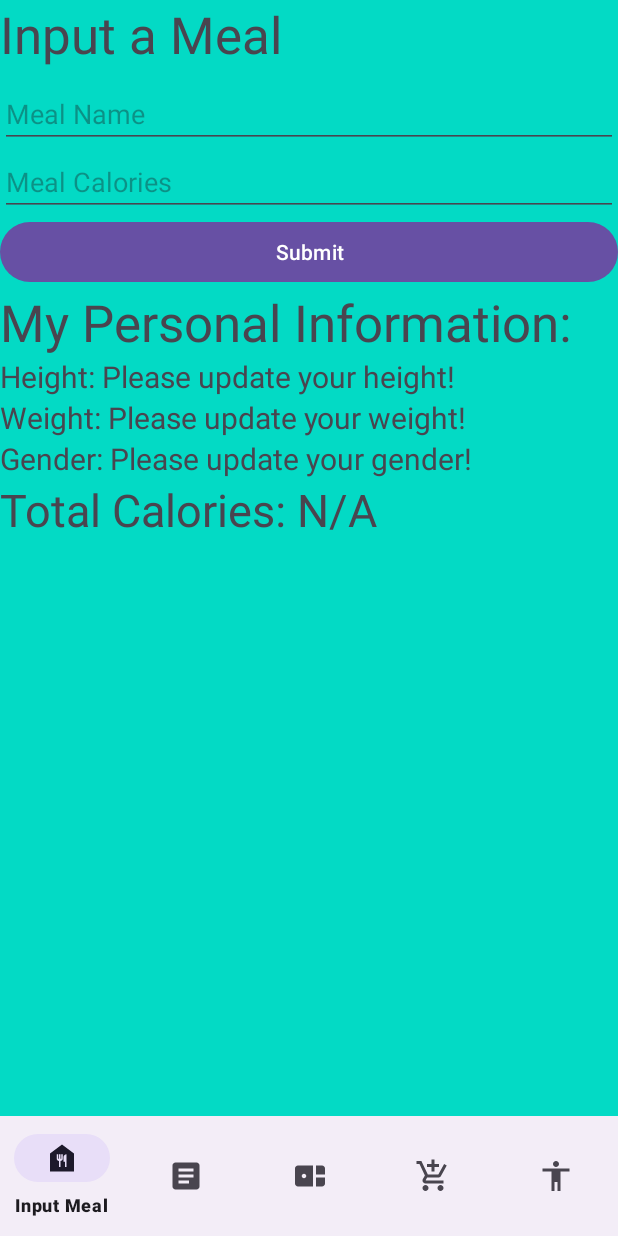
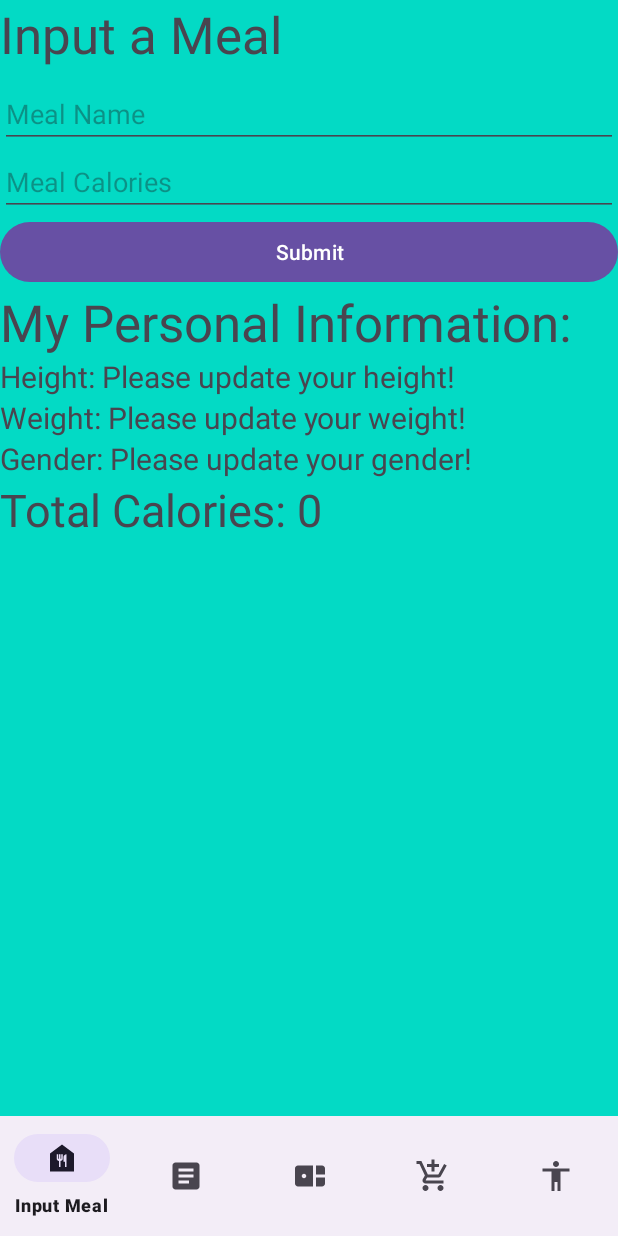
Before and after one commit to theflashwin/CS2340A_Team21, an Android app: the fragment InputMealFragment placed in its activity, on a phone screen of 412 x 824 dp. Run offline under Robolectric (Android 15) with nearby library versions, the phone set to English and light mode, and no system bars; our stand-ins replace Firebase (no records; nobody signed in at launch, a user with empty details on screens opened directly).

Commit message:
Debug retrieval

```diff
--- a/app/src/main/java/com/example/cs2340a_team21/model/Meal.java
+++ b/app/src/main/java/com/example/cs2340a_team21/model/Meal.java
@@ -58,8 +58,7 @@ public class Meal {
 
         List<Map<String, Object>> ret = new ArrayList<>();
         meals.whereEqualTo("User", User.getUserId()).orderBy("timestamp").
-                get().
-                addOnCompleteListener(new OnCompleteListener<QuerySnapshot>() {
+                get().addOnCompleteListener(new OnCompleteListener<QuerySnapshot>() {
                     @Override
                     public void onComplete(@NonNull Task<QuerySnapshot> task) {
                         if (task.isSuccessful()) {
@@ -68,7 +67,7 @@ public class Meal {
                                 map.put("Name", document.get("Name"));
                                 map.put("Calories", document.get("Calories"));
                                 ret.add(map);
-                                Log.d("Got successfully", document.getId() + " => " + document.getData());
+                                Log.d("Got meal successfully", document.getId() + " => " + document.getData());
                             }
                         } else {
                             Log.d("Couldn't get", "Error getting documents: ", task.getException());
--- a/app/src/main/java/com/example/cs2340a_team21/views/InputMealFragment.java
+++ b/app/src/main/java/com/example/cs2340a_team21/views/InputMealFragment.java
@@ -35,6 +35,8 @@ public class InputMealFragment extends Fragment {
     private EditText nameInput;
     private EditText caloriesInput;
     private Button submitButton;
+
+    private TextView textViewCalories;
 
     public InputMealFragment() {
         // Required empty public constructor
@@ -75,11 +77,11 @@ public class InputMealFragment extends Fragment {
         this.nameInput = (EditText) view.findViewById(R.id.mealNameInput);
         this.caloriesInput = (EditText) view.findViewById(R.id.mealCaloriesInput);
         this.submitButton = (Button) view.findViewById(R.id.mealSubmit);
+        this.textViewCalories = view.findViewById(R.id.textViewCalories);
 
         this.submitButton.setOnClickListener(v -> {
             InputMealViewModel.sendMeal(this.nameInput.getText().toString(),
                     this.caloriesInput.getText().toString());
-            TextView textViewCalories = view.findViewById(R.id.textViewCalories);
             textViewCalories.setText("Total Calories: " + InputMealViewModel.sumCurrentCalories());
         });
 
@@ -110,6 +112,7 @@ public class InputMealFragment extends Fragment {
             textViewDataGender.setText("Gender: Please update your gender!");
         }
 
+        textViewCalories.setText("Total Calories: " + InputMealViewModel.sumCurrentCalories());
         InputMealViewModel.sumCurrentCalories(); // for testing
 
 
```
Also changed, not shown: app/src/main/java/com/example/cs2340a_team21/viewmodels/InputMealViewModel.java (+6 -1 lines).
